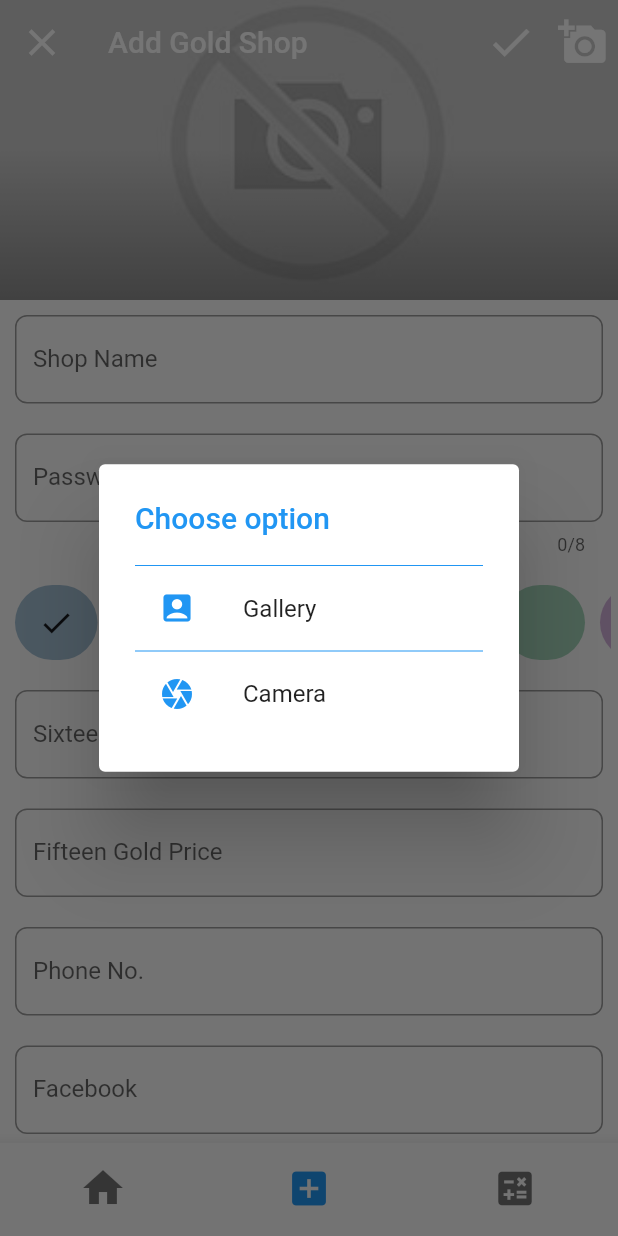
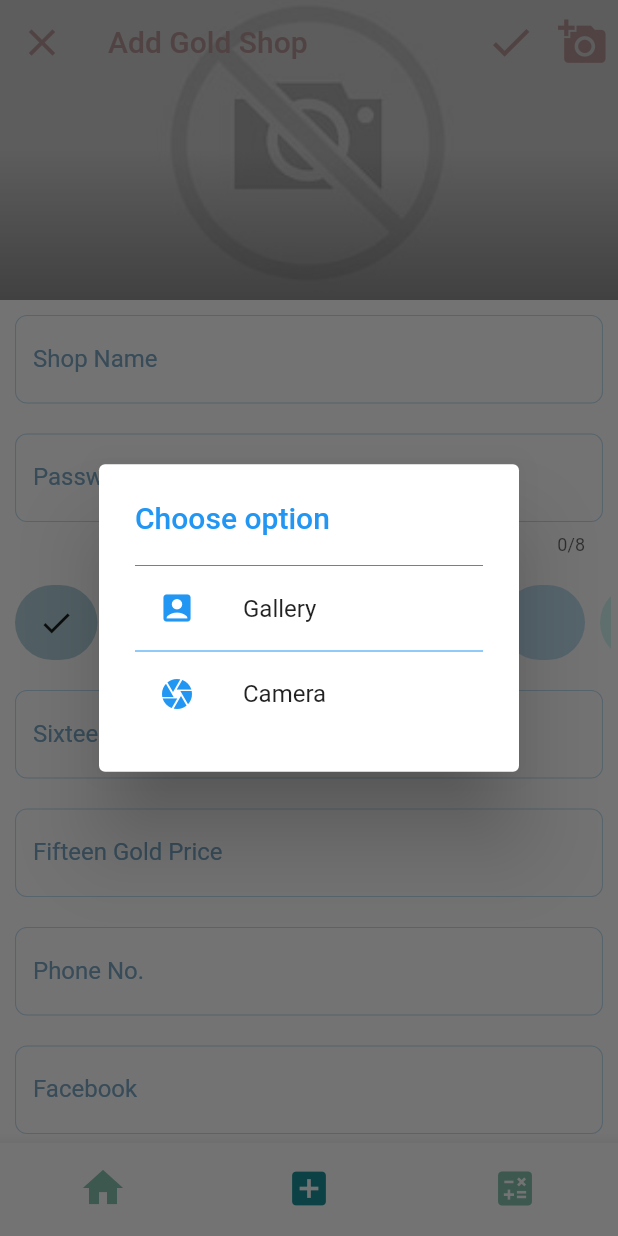
Before and after one commit to MayYaminThant/gold_price, a Flutter app: the screen it shows after launch, item 2 of the bottom bar chosen, after a tap on the "add a photo" icon, on a phone screen of 412 x 824 dp. Run offline on Flutter 3.47's test engine with Material 2 defaults, Android fonts, the phone set to English and light mode, and no system bars; our stand-ins replace cloud_firestore, dotted_line, firebase_core, firebase_storage, getwidget, image_picker and 1 more; accounts and stored records are empty; network calls fail.

Commit message:
Gold Detail Style 2

```diff
--- a/lib/common/common_widget.dart
+++ b/lib/common/common_widget.dart
@@ -6,6 +6,7 @@ import 'package:url_launcher/url_launcher.dart';
 import 'package:url_launcher/url_launcher_string.dart';
 
 import '../model/gold.dart';
+import 'color_extension.dart';
 
 const String dateFormatDayMonthYearHourMinSecond = 'dd/MM/yyyy HH:mm:ss';
 
@@ -14,32 +15,18 @@ Color get grey300 {
 }
 
 List<String> colors = [
-  '#A3BFD4',
-  '#C6DAB0',
-  '#DABAC3',
-  '#D4C6A3',
-  '#DAB0B0',
-  '#A3D4B9',
-  '#D2B0DA',
-  '#816F7A',
-  '#A37E4D',
-  '#C595A5',
-  '#C59595',
+  '#b1d0d9',
+  '#64b0bb',
+  '#78b9c8',
+  '#91c5c2',
+  '#f7cfae',
+  '#bbd9ec',
+  '#d0f1f0',
+  '#c2eff1',
+  '#77a4c2',
+  '#96a39d',
+  '#b19393',
 ];
-
-Map<int, Color> colorList = const {
-  50: Color.fromRGBO(163, 191, 212, 1),
-  100: Color.fromRGBO(198, 218, 176, 2),
-  200: Color.fromRGBO(218, 186, 195, 1),
-  300: Color.fromRGBO(212, 198, 163, 1),
-  400: Color.fromRGBO(218, 176, 176, 1),
-  450: Color.fromRGBO(163, 212, 185, 1),
-  500: Color.fromRGBO(210, 176, 218, 1),
-  600: Color.fromRGBO(129, 111, 122, 1),
-  700: Color.fromRGBO(163, 126, 77, 1),
-  800: Color.fromRGBO(197, 149, 165, 1),
-  900: Color.fromRGBO(197, 149, 149, 1),
-};
 
 warningDialog(
   BuildContext context,
@@ -142,3 +129,7 @@ Map<String, String> sortPriceListMapByDate(Map<String, String> priceList) {
 }
 
 typedef GetGoldCallBack = void Function(Gold gold);
+
+Color get textHeaderSizeColor => const Color.fromRGBO(21, 76, 121, 1);
+
+Color get appBarIconColor => ColorExtension.fromHex(colors[10]);
--- a/lib/ui/page/gold_editor_page.dart
+++ b/lib/ui/page/gold_editor_page.dart
@@ -45,6 +45,7 @@ class GoldEditorPageState extends State<GoldEditorPage> {
     _websiteTextController.dispose();
     _createdDateTextController.dispose();
     _modifiedDateTextController.dispose();
+    _pswTextController.dispose();
     super.dispose();
   }
 
@@ -67,10 +68,6 @@ class GoldEditorPageState extends State<GoldEditorPage> {
       onWillPop: () => Future.value(false),
       child: Consumer<GoldShopController>(
         builder: (_, controller, __) => Scaffold(
-          // backgroundColor: controller.currentEditGold.color != ""
-          //     ? ColorExtension.fromHex(gold?.color ?? '#ffffff')
-          //     : Colors.white,
-
           body: _mainBody(),
         ),
       ),
@@ -83,7 +80,7 @@ class GoldEditorPageState extends State<GoldEditorPage> {
       floating: true,
       pinned: true,
       elevation: 0,
-      backgroundColor: Colors.grey,
+      backgroundColor: ColorExtension.fromHex(colors[6]),
       leading: Consumer<GoldShopController>(
         builder: (_, controller, __) => IconButton(
           onPressed: () {
@@ -103,21 +100,23 @@ class GoldEditorPageState extends State<GoldEditorPage> {
             }
           },
           icon: controller.isEditing
-              ? const Icon(
+              ? Icon(
                   Icons.close,
                   size: 30,
-                  color: Colors.white,
+                  color: appBarIconColor,
                 )
-              : const Icon(
+              : Icon(
                   Icons.arrow_back_ios,
                   size: 30,
-                  color: Colors.white,
+                  color: appBarIconColor,
                 ),
         ),
       ),
       title: Consumer<GoldShopController>(
         builder: (_, controller, __) => Text(
-            '${controller.currentEditGold.name.isNotEmpty ? 'Edit' : 'Add'} Gold Shop'),
+          '${controller.currentEditGold.name.isNotEmpty ? 'Edit' : 'Add'} Gold Shop',
+          style: TextStyle(color: appBarIconColor),
+        ),
       ),
       flexibleSpace: FlexibleSpaceBar(
         stretchModes: const [
@@ -159,9 +158,9 @@ class GoldEditorPageState extends State<GoldEditorPage> {
                   onPressed: () {
                     _confirmationInsertOrUpdateDataWarningDialog();
                   },
-                  icon: const Icon(
+                  icon: Icon(
                     Icons.check,
-                    color: Colors.white,
+                    color: appBarIconColor,
                     size: 33,
                   ))
               : const SizedBox(),
@@ -170,9 +169,9 @@ class GoldEditorPageState extends State<GoldEditorPage> {
             onPressed: () {
               _showImagePickerDialog(context);
             },
-            icon: const Icon(
+            icon: Icon(
               Icons.add_a_photo,
-              color: Colors.white,
+              color: appBarIconColor,
               size: 33,
             )),
       ],
@@ -285,15 +284,10 @@ class GoldEditorPageState extends State<GoldEditorPage> {
       readOnly: true,
       decoration: InputDecoration(
         labelText: title,
-        border: OutlineInputBorder(
-          borderSide: BorderSide(
-            color: Colors.grey.withAlpha(80),
-            width: 0,
-          ),
-          borderRadius: const BorderRadius.all(
-            Radius.circular(8),
-          ),
-        ),
+        labelStyle: TextStyle(color: ColorExtension.fromHex(colors[8])),
+        border: _borderTextFormField(),
+        enabledBorder: _borderTextFormField(),
+        focusedBorder: _focusedBorderTextFormField(),
       ),
       onTap: () async {
         var date = await showDatePicker(
@@ -317,7 +311,9 @@ class GoldEditorPageState extends State<GoldEditorPage> {
         keyboardType: inputType,
         decoration: InputDecoration(
           labelText: title,
+          labelStyle: TextStyle(color: ColorExtension.fromHex(colors[8])),
           border: _borderTextFormField(),
+          enabledBorder: _borderTextFormField(),
           focusedBorder: _focusedBorderTextFormField(),
         ),
         onChanged: (value) {
@@ -339,7 +335,9 @@ class GoldEditorPageState extends State<GoldEditorPage> {
           keyboardType: TextInputType.visiblePassword,
           decoration: InputDecoration(
             labelText: title,
+            labelStyle: TextStyle(color: ColorExtension.fromHex(colors[8])),
             border: _borderTextFormField(),
+            enabledBorder: _borderTextFormField(),
             focusedBorder: _focusedBorderTextFormField(),
           ),
           onChanged: (value) {
@@ -351,25 +349,25 @@ class GoldEditorPageState extends State<GoldEditorPage> {
   }
 
   OutlineInputBorder _focusedBorderTextFormField() {
-    return const OutlineInputBorder(
-      borderRadius: BorderRadius.all(
+    return OutlineInputBorder(
+      borderRadius: const BorderRadius.all(
         Radius.circular(8),
       ),
       borderSide: BorderSide(
-        color: Color.fromARGB(255, 0, 101, 234),
-        width: 2.5,
+        color: ColorExtension.fromHex(colors[5]),
+        width: 3,
       ),
     );
   }
 
   OutlineInputBorder _borderTextFormField() {
-    return const OutlineInputBorder(
-      borderRadius: BorderRadius.all(
+    return OutlineInputBorder(
+      borderRadius: const BorderRadius.all(
         Radius.circular(8),
       ),
       borderSide: BorderSide(
-        color: Colors.grey,
-        width: 1,
+        color: ColorExtension.fromHex(colors[5]),
+        width: 0.7,
       ),
     );
   }
@@ -558,7 +556,6 @@ Widget colorBuilderContainer(GoldShopController controller, int index) {
         margin: const EdgeInsets.all(5),
         decoration: BoxDecoration(
             color: ColorExtension.fromHex(colors[index]),
-            // border: Border.all(color: Colors.white),
             borderRadius: BorderRadius.circular(40)),
         child: ((controller.currentEditGold.color.isEmpty && index == 0) ||
                 (controller.currentEditGold.color != "" &&
--- a/lib/ui/page/home_page.dart
+++ b/lib/ui/page/home_page.dart
@@ -1,4 +1,5 @@
 import 'package:flutter/material.dart';
+import 'package:gold_price/ui/page/gold_detail2.dart';
 import '../../common/color_extension.dart';
 import '../../common/common_widget.dart';
 import '../../controller/gold_shop_controller.dart';
@@ -63,31 +64,16 @@ class HomePageState extends State<HomePage> {
   }
 
   SliverAppBar sliverAppBar() {
-    return const SliverAppBar(
+    return SliverAppBar(
       elevation: 0,
       pinned: true,
-      // stretch: true,
-      // onStretchTrigger: () async {
-      //   setState(() {});
-      // },
-      // actions: [
-      //   IconButton(
-      //     onPressed: () {
-      //       Scaffold.of(context).openEndDrawer();
-      //     },
-      //     icon: const Icon(
-      //       Icons.menu,
-      //       color: Colors.black,
-      //     ),
-      //   ),
-      // ],
       backgroundColor: Colors.white,
       flexibleSpace: FlexibleSpaceBar(
         centerTitle: true,
         title: Text(
           'နောက်ဆုံးရ ရွှေစျေးနှုန်းများ',
           style: TextStyle(
-            color: Colors.black,
+            color: textHeaderSizeColor,
             fontSize: 20,
           ),
         ),
@@ -105,7 +91,7 @@ class HomePageState extends State<HomePage> {
           context,
           MaterialPageRoute(
             builder: (context) {
-              return const GoldDetail();
+              return const GoldDetail2();
             },
           ),
         );
@@ -136,7 +122,7 @@ class HomePageState extends State<HomePage> {
         isUpRange
             ? Icons.arrow_circle_up_rounded
             : Icons.arrow_circle_down_rounded,
-        color: isUpRange ? Colors.red : Colors.yellow,
+        color: isUpRange ? Colors.redAccent : Colors.lime[900],
         size: 40,
       ),
     );
--- a/lib/ui/page/main_page.dart
+++ b/lib/ui/page/main_page.dart
@@ -33,7 +33,6 @@ class MainPageState extends State<MainPage> {
   Widget build(BuildContext context) {
     CommonUtil.doInFuture(() {
       context.read<GoldShopController>().getGoldShopData();
-      // context.read<GoldShopController>().listenGoldShopDatabase();
     });
     return SafeArea(
       child: Scaffold(
@@ -51,7 +50,6 @@ class MainPageState extends State<MainPage> {
               child: Consumer<BottomNavController>(
                 builder: (_, controller, __) =>
                     bodyTags.elementAt(controller.selectedIndex),
-                // const CalculatePage(),
               ),
             ),
           ),
@@ -66,6 +64,8 @@ class MainPageState extends State<MainPage> {
     return Consumer<GoldShopController>(
       builder: (_, goldController, __) => Consumer<BottomNavController>(
           builder: (_, controller, __) => BottomNavigationBar(
+                selectedItemColor: const Color.fromRGBO(26, 142, 150, 1),
+                unselectedItemColor: const Color.fromARGB(255, 130, 191, 173),
                 currentIndex: controller.selectedIndex,
                 showSelectedLabels: false,
                 showUnselectedLabels: false,
@@ -109,8 +109,6 @@ class MainPageState extends State<MainPage> {
     BottomNavController controller,
     int index,
   ) {
-    // FancyBottomNavigationState? navBarState =
-    //     _bottomNavigationKey.currentState as FancyBottomNavigationState?;
     warningDialog(
       context,
       'Current Editing is dismissed data!',
@@ -125,7 +123,6 @@ class MainPageState extends State<MainPage> {
         var preIndex = controller.selectedIndex;
         controller.selectedIndex = index;
         controller.selectedIndex = preIndex;
-        // navBarState?.setPage(controller.selectedIndex);
       },
     );
   }
@@ -138,8 +135,6 @@ class RightDrawerClipper extends CustomClipper<Path> {
 
     path.moveTo(50, 0);
     path.quadraticBezierTo(0, size.height / 2, 50, size.height);
-    // path.lineTo(0, size.height / 2);
-    // path.lineTo(50, size.height);
     path.lineTo(size.width, size.height);
     path.lineTo(size.width, 0);
 
@@ -176,9 +171,12 @@ Row ascendingToggle() {
   return Row(
     mainAxisAlignment: MainAxisAlignment.end,
     children: [
-      const Text(
+      Text(
         'Ascending',
-        style: TextStyle(fontSize: 17, fontWeight: FontWeight.w500),
+        style: TextStyle(
+            fontSize: 17,
+            fontWeight: FontWeight.w500,
+            color: textHeaderSizeColor),
       ),
       const SizedBox(
         width: 10,
@@ -186,10 +184,10 @@ Row ascendingToggle() {
       Consumer<GoldShopController>(
         builder: (_, controller, __) => GFToggle(
           boxShape: BoxShape.rectangle,
-          disabledTrackColor: Colors.grey.shade400,
-          enabledTrackColor: Colors.grey.shade400,
-          disabledThumbColor: Colors.green.shade400,
-          enabledThumbColor: Colors.grey.shade700,
+          disabledTrackColor: const Color.fromRGBO(160, 183, 173, 1),
+          enabledTrackColor: const Color.fromRGBO(160, 183, 173, 1),
+          disabledThumbColor: const Color.fromRGBO(26, 142, 150, 1),
+          enabledThumbColor: const Color.fromRGBO(148, 153, 116, 1),
           onChanged: (isCheck) {
             controller.isAscending = isCheck ?? true;
           },
@@ -206,7 +204,11 @@ Widget checkBoxCustom(String title, bool isName) {
   return Row(mainAxisAlignment: MainAxisAlignment.end, children: [
     Text(
       title,
-      style: const TextStyle(fontSize: 17, fontWeight: FontWeight.w500),
+      style: TextStyle(
+        fontSize: 17,
+        fontWeight: FontWeight.w500,
+        color: textHeaderSizeColor,
+      ),
     ),
     const SizedBox(
       width: 30,
@@ -216,7 +218,7 @@ Widget checkBoxCustom(String title, bool isName) {
       child: Consumer<GoldShopController>(
         builder: (_, controller, __) => GFCheckbox(
           size: 21,
-          activeBgColor: GFColors.SUCCESS,
+          activeBgColor: const Color.fromARGB(255, 251, 184, 156),
           onChanged: (value) {
             controller.isSortByName = isName;
           },
```
Also changed, not shown: lib/ui/page/calculate_page.dart (+16 -4 lines), lib/ui/page/gold_detail.dart (+64 -38 lines), lib/ui/page/gold_detail2.dart (added, +261 -0 lines), 1 other file.
